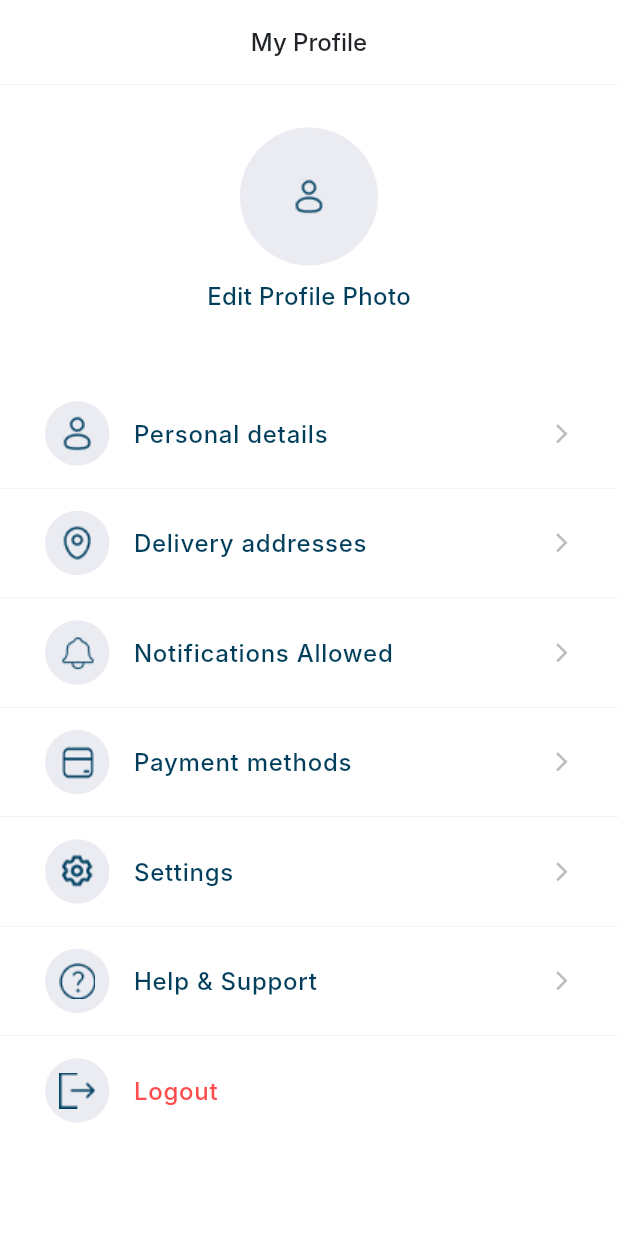
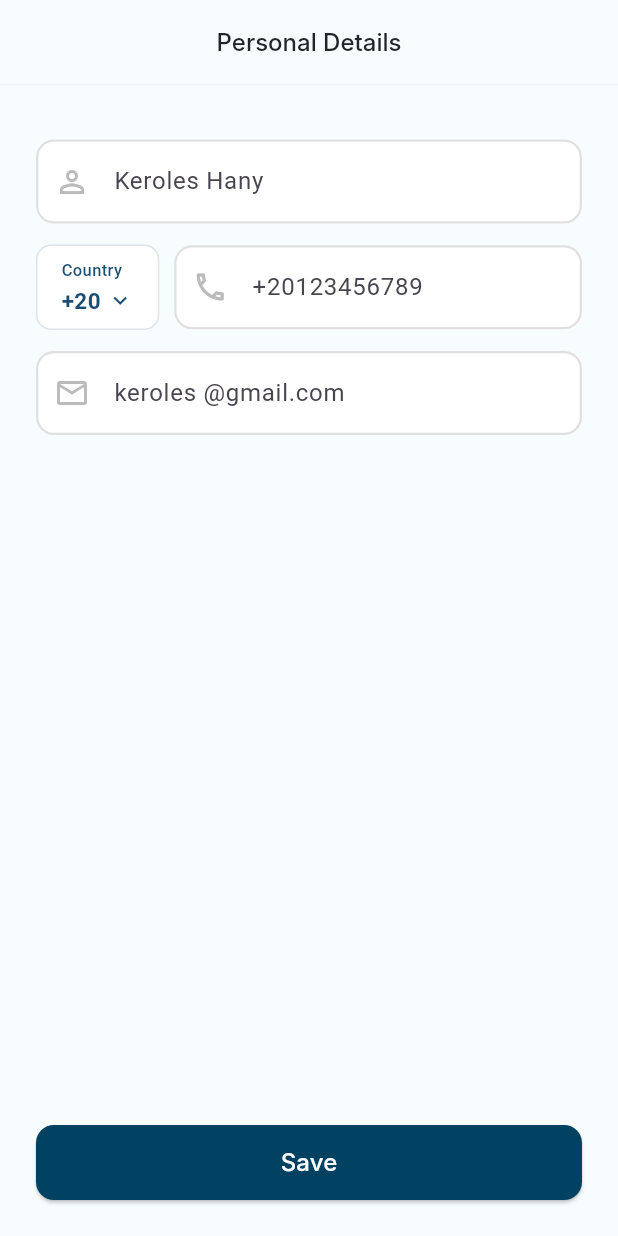
Before and after one commit to Elfouly282/grocery3, a Flutter app: the screen it shows after launch, on a phone screen of 412 x 824 dp. Run offline on Flutter 3.47's test engine with Material 3 defaults, Android fonts, the phone set to English and light mode, and no system bars; our stand-ins replace cached_network_image, dartz, dio, equatable, flutter_bloc, flutter_secure_storage and 5 more; missing offline and left inert: data_connection_checker_tv; Roboto replaces fonts that are missing (Inter).

Commit message:
feat:design personal deatails screen

```diff
--- a/lib/core/shared_widgets/custom_app_bar.dart
+++ b/lib/core/shared_widgets/custom_app_bar.dart
@@ -4,6 +4,7 @@ import '../utils/theme/app_styles.dart';
 
 class CustomAppBar extends StatelessWidget implements PreferredSizeWidget {
   final String title;
+  final Color? bgColor;
   final List<Widget>? actions;
   final bool showBackButton;
   final TextStyle? style;
@@ -13,6 +14,7 @@ class CustomAppBar extends StatelessWidget implements PreferredSizeWidget {
     this.actions,
     this.showBackButton = true,
     this.style,
+    required this.bgColor,
   });
 
   @override
@@ -21,7 +23,7 @@ class CustomAppBar extends StatelessWidget implements PreferredSizeWidget {
       title: Text(title, style: style ?? AppStyles.font24Bold),
       centerTitle: true,
       actions: actions,
-      backgroundColor: AppColors.white,
+      backgroundColor: bgColor ?? AppColors.white,
       automaticallyImplyLeading: showBackButton,
       elevation: 0,
     );
--- a/lib/core/shared_widgets/custom_text_form_field.dart
+++ b/lib/core/shared_widgets/custom_text_form_field.dart
@@ -1,4 +1,5 @@
 import 'package:flutter/material.dart';
+import 'package:flutter/services.dart';
 import '../utils/theme/app_colors.dart';
 
 class CustomTextFormField extends StatelessWidget {
@@ -9,6 +10,7 @@ class CustomTextFormField extends StatelessWidget {
   final TextEditingController? controller;
   final String? Function(String?)? validator;
   final TextInputType? keyboardType;
+  final List<TextInputFormatter>? inputFormatters;
 
   const CustomTextFormField({
     super.key,
@@ -19,11 +21,13 @@ class CustomTextFormField extends StatelessWidget {
     this.controller,
     this.validator,
     this.keyboardType,
+    this.inputFormatters,
   });
 
   @override
   Widget build(BuildContext context) {
     return TextFormField(
+      inputFormatters: inputFormatters,
       controller: controller,
       obscureText: isObscureText,
       keyboardType: keyboardType,
@@ -45,10 +49,7 @@ class CustomTextFormField extends StatelessWidget {
   OutlineInputBorder outlineInputBorder([Color? color]) {
     return OutlineInputBorder(
       borderRadius: BorderRadius.circular(12),
-      borderSide: BorderSide(
-        color: color ?? Colors.grey.shade300,
-        width: 1.5,
-      ),
+      borderSide: BorderSide(color: color ?? Colors.grey.shade300, width: 1.5),
     );
   }
 }
--- a/lib/core/utils/theme/app_colors.dart
+++ b/lib/core/utils/theme/app_colors.dart
@@ -2,6 +2,7 @@ import 'package:flutter/material.dart';
 
 class AppColors {
   static const Color primary = Color(0xFF003E5B);
+  static const Color buttonBackground = Color(0xff014162);
   static const Color secondary = Color(0xFF0077B6);
   static const Color accent = Color(0xFFFDC500);
   static const Color background = Color(0xFFF8F9FA);
@@ -11,10 +12,10 @@ class AppColors {
   static const Color lightGrey = Color(0xFFE9ECEF);
   static const Color border = Color(0xFFDEE2E6);
   static const Color dividerColor = Color(0xffEBEBF2);
-  static const Color backgroundGrey = Color(0xFFF5F5F5);
+  static const Color profileBackground = Color(0xFFF7FCFF);
   static const Color profileMenuItemBackground = Color(0xffEBEBF2);
   static const Color logoutColor = Color(0xffFF4D4D);
-  static const Color arrowColor = Color(0xFFBBBBBB);
+  static const Color iconColor = Color(0xFFBBBBBB);
   // Status Colors
   static const Color success = Color(0xFF28A745);
   static const Color error = Color(0xFFDC3545);
--- /dev/null
+++ b/lib/features/profile/presentation/screens/personl_details_screen.dart
@@ -0,0 +1,57 @@
+import 'package:flutter/material.dart';
+import 'package:grocery3/core/shared_widgets/custom_app_bar.dart';
+import 'package:grocery3/core/shared_widgets/custom_button.dart';
+import 'package:grocery3/core/utils/theme/app_colors.dart';
+import 'package:grocery3/core/utils/theme/app_styles.dart';
+import 'package:grocery3/features/profile/presentation/widgets/email_field.dart';
+import 'package:grocery3/features/profile/presentation/widgets/name_field.dart';
+import 'package:grocery3/features/profile/presentation/widgets/phone_field.dart';
+import '../widgets/custom_divider.dart';
+
+class PersonalDetailsScreen extends StatelessWidget {
+  const PersonalDetailsScreen({super.key});
+
+  @override
+  Widget build(BuildContext context) {
+    return SafeArea(
+      child: Scaffold(
+        appBar: CustomAppBar(
+          bgColor: AppColors.profileBackground,
+          showBackButton: true,
+          style: AppStyles.font16Medium.copyWith(color: AppColors.black),
+          title: 'Personal Details',
+        ),
+        backgroundColor: AppColors.profileBackground,
+        body: Column(
+          children: [
+            CustomDivider(),
+            SizedBox(height: 12),
+            Expanded(
+              child: Padding(
+                padding: const EdgeInsets.all(24),
+                child: Column(
+                  children: [
+                    // name field
+                    NameField(),
+                    SizedBox(height: 14),
+                    // phone field
+                    PhoneField(),
+                    SizedBox(height: 14),
+                    // email field
+                    EmailField(),
+                    Spacer(),
+                    CustomButton(
+                      text: 'Save',
+                      backgroundColor: AppColors.buttonBackground,
+                      onPressed: () {},
+                    ),
+                  ],
+                ),
+              ),
+            ),
+          ],
+        ),
+      ),
+    );
+  }
+}
--- a/lib/features/profile/presentation/screens/profile_screen.dart
+++ b/lib/features/profile/presentation/screens/profile_screen.dart
@@ -12,11 +12,12 @@ class ProfileScreen extends StatelessWidget {
   Widget build(BuildContext context) {
     return Scaffold(
       appBar: CustomAppBar(
+        bgColor: AppColors.profileBackground,
         showBackButton: true,
         style: AppStyles.font16Medium.copyWith(color: AppColors.black),
         title: 'My Profile',
       ),
-      backgroundColor: AppColors.white,
+      backgroundColor: AppColors.profileBackground,
       body: SafeArea(
         child: Column(
           children: [
--- /dev/null
+++ b/lib/features/profile/presentation/widgets/build_country_picker.dart
@@ -0,0 +1,50 @@
+import 'package:flutter/material.dart';
+
+Widget buildCountryPicker({
+  required Function()? onTap,
+  required String countryCode,
+}) {
+  return GestureDetector(
+    onTap: onTap,
+    child: Container(
+      padding: const EdgeInsets.symmetric(horizontal: 16, vertical: 8),
+      decoration: BoxDecoration(
+        color: const Color(0xFFFFFFFF),
+        borderRadius: BorderRadius.circular(10),
+        border: Border.all(color: const Color(0xFFDDE3EA)),
+      ),
+      child: Column(
+        crossAxisAlignment: CrossAxisAlignment.start,
+        children: [
+          const Text(
+            'Country',
+            style: TextStyle(
+              fontSize: 11,
+              color: Color(0xFF1B4F72),
+              fontWeight: FontWeight.w500,
+            ),
+          ),
+          const SizedBox(height: 2),
+          Row(
+            children: [
+              Text(
+                countryCode,
+                style: const TextStyle(
+                  fontSize: 15,
+                  color: Color(0xFF1B4F72),
+                  fontWeight: FontWeight.w600,
+                ),
+              ),
+              const SizedBox(width: 4),
+              const Icon(
+                Icons.keyboard_arrow_down,
+                size: 18,
+                color: Color(0xFF1B4F72),
+              ),
+            ],
+          ),
+        ],
+      ),
+    ),
+  );
+}
--- /dev/null
+++ b/lib/features/profile/presentation/widgets/custom_divider.dart
@@ -0,0 +1,15 @@
+import 'package:flutter/material.dart';
+import 'package:grocery3/core/utils/theme/app_colors.dart';
+
+class CustomDivider extends StatelessWidget {
+  const CustomDivider({super.key});
+
+  @override
+  Widget build(BuildContext context) {
+    return const Divider(
+      height: 1,
+      color: AppColors.dividerColor,
+      thickness: 0.45,
+    );
+  }
+}
--- /dev/null
+++ b/lib/features/profile/presentation/widgets/email_field.dart
@@ -0,0 +1,16 @@
+import 'package:flutter/material.dart';
+import 'package:grocery3/core/shared_widgets/custom_text_form_field.dart';
+import 'package:grocery3/core/utils/theme/app_colors.dart';
+
+class EmailField extends StatelessWidget {
+  const EmailField({super.key});
+
+  @override
+  Widget build(BuildContext context) {
+    return CustomTextFormField(
+      hintText: 'keroles @gmail.com',
+      keyboardType: TextInputType.emailAddress,
+      prefixIcon: Icon(Icons.email_outlined, color: AppColors.iconColor),
+    );
+  }
+}
--- /dev/null
+++ b/lib/features/profile/presentation/widgets/name_field.dart
@@ -0,0 +1,16 @@
+import 'package:flutter/material.dart';
+import 'package:grocery3/core/shared_widgets/custom_text_form_field.dart';
+import 'package:grocery3/core/utils/theme/app_colors.dart';
+
+class NameField extends StatelessWidget {
+  const NameField({super.key});
+
+  @override
+  Widget build(BuildContext context) {
+    return CustomTextFormField(
+      hintText: 'Keroles Hany',
+      keyboardType: TextInputType.name,
+      prefixIcon: Icon(Icons.person_outline, color: AppColors.iconColor),
+    );
+  }
+}
--- /dev/null
+++ b/lib/features/profile/presentation/widgets/phone_field.dart
@@ -0,0 +1,68 @@
+import 'package:flutter/material.dart';
+import 'package:flutter/services.dart';
+import 'package:grocery3/core/shared_widgets/custom_text_form_field.dart';
+import 'package:grocery3/core/utils/theme/app_colors.dart';
+import 'package:grocery3/features/profile/presentation/widgets/build_country_picker.dart';
+
+class PhoneField extends StatefulWidget {
+  const PhoneField({super.key});
+
+  @override
+  State<PhoneField> createState() => _PhoneFieldState();
+}
+
+class _PhoneFieldState extends State<PhoneField> {
+  String _countryCode = '+20';
+
+  @override
+  Widget build(BuildContext context) {
+    return Row(
+      children: [
+        buildCountryPicker(
+          onTap: _showCountryPicker,
+          countryCode: _countryCode,
+        ),
+        const SizedBox(width: 10),
+        // phone number field
+        Expanded(
+          child: CustomTextFormField(
+            hintText: '+20123456789',
+            keyboardType: TextInputType.phone,
+            prefixIcon: const Icon(
+              Icons.phone_outlined,
+              color: AppColors.iconColor,
+            ),
+            inputFormatters: [
+              FilteringTextInputFormatter.digitsOnly,
+              LengthLimitingTextInputFormatter(10),
+            ],
+          ),
+        ),
+      ],
+    );
+  }
+
+  void _showCountryPicker() {
+    final countries = ['+20', '+1', '+44', '+33', '+49', '+966', '+971'];
+    showModalBottomSheet(
+      context: context,
+      shape: const RoundedRectangleBorder(
+        borderRadius: BorderRadius.vertical(top: Radius.circular(16)),
+      ),
+      builder: (_) => ListView(
+        shrinkWrap: true,
+        children: countries
+            .map(
+              (code) => ListTile(
+                title: Text(code),
+                onTap: () {
+                  setState(() => _countryCode = code);
+                  Navigator.pop(context);
+                },
+              ),
+            )
+            .toList(),
+      ),
+    );
+  }
+}
--- a/lib/features/profile/presentation/widgets/profile_menu_item.dart
+++ b/lib/features/profile/presentation/widgets/profile_menu_item.dart
@@ -1,6 +1,7 @@
 import 'package:flutter/material.dart';
 import 'package:grocery3/core/utils/theme/app_colors.dart';
 import 'package:grocery3/core/utils/theme/app_styles.dart';
+import 'package:grocery3/features/profile/presentation/widgets/custom_divider.dart';
 
 class ProfileMenuItem extends StatelessWidget {
   final String label;
@@ -45,16 +46,10 @@ class ProfileMenuItem extends StatelessWidget {
               : const Icon(
                   Icons.arrow_forward_ios,
                   size: 15,
-                  color: AppColors.arrowColor,
+                  color: AppColors.iconColor,
                 ),
         ),
-        !isLogout
-            ? const Divider(
-                height: 1,
-                color: AppColors.dividerColor,
-                thickness: 0.45,
-              )
-            : SizedBox.shrink(),
+        !isLogout ? CustomDivider() : SizedBox.shrink(),
       ],
     );
   }
--- a/lib/main.dart
+++ b/lib/main.dart
@@ -1,5 +1,6 @@
 import 'package:flutter/material.dart';
 import 'package:flutter_bloc/flutter_bloc.dart';
+import 'package:grocery3/features/profile/presentation/screens/personl_details_screen.dart';
 import 'features/profile/presentation/screens/profile_screen.dart';
 import 'injection_container.dart' as di;
 import 'features/product_details/presentation/bloc/product_bloc.dart';
@@ -26,7 +27,7 @@ class MyApp extends StatelessWidget {
         colorScheme: ColorScheme.fromSeed(seedColor: Colors.deepPurple),
         useMaterial3: true,
       ),
-      home: ProfileScreen(),
+      home: PersonalDetailsScreen(),
       // home: BlocProvider(
       //   create: (context) => di.sl<ProductBloc>(),
       //   child: const ProductDetailsScreen(productId: 1),
```
Also changed, not shown: lib/features/profile/presentation/widgets/personal_details_header.dart (added, +41 -0 lines), lib/features/profile/presentation/widgets/save_button.dart (added, +36 -0 lines), lib/features/profile/presentation/widgets/show_country_picker.dart (added, +28 -0 lines).
